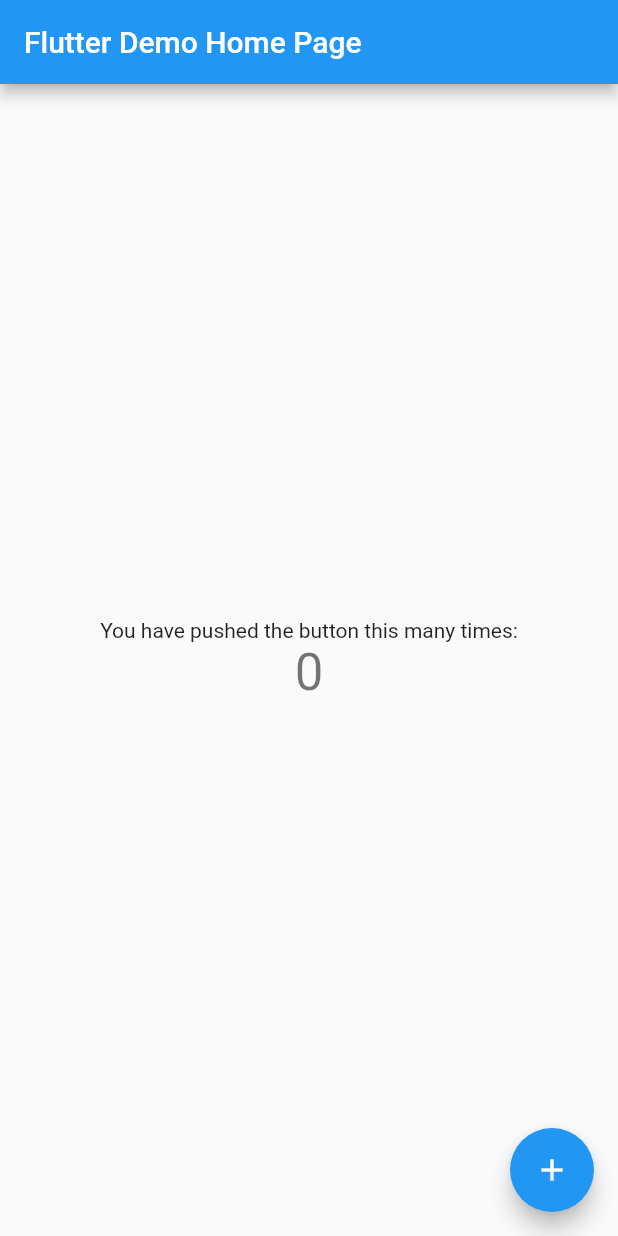
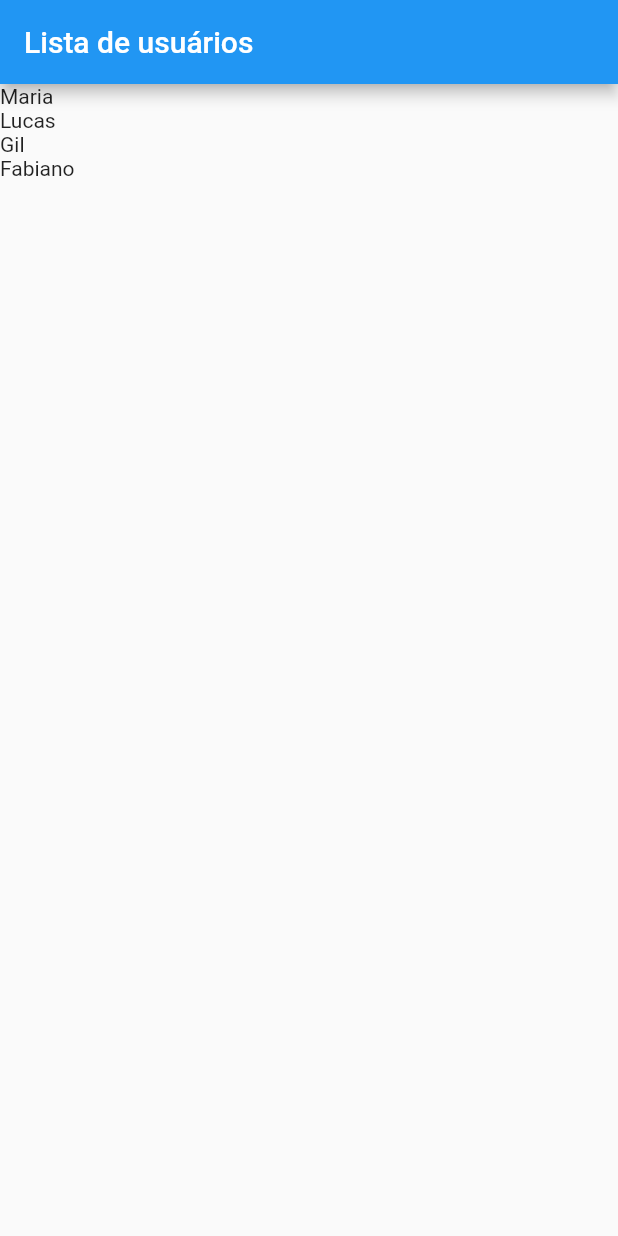
Before and after one commit to diegominelli/MinhaNovaAplicacao, a Flutter app: the screen it shows after launch, on a phone screen of 412 x 824 dp. Run offline on Flutter 3.47's test engine with Material 2 defaults, Android fonts, the phone set to English and light mode, and no system bars.

Commit message:
lista de usuarios

```diff
--- a/lib/main.dart
+++ b/lib/main.dart
@@ -1,4 +1,5 @@
 import 'package:flutter/material.dart';
+import 'package:minhanovaaplicacao/views/user_list.dart';
 
 void main() {
   runApp(const MyApp());
@@ -7,109 +8,14 @@
 class MyApp extends StatelessWidget {
   const MyApp({Key? key}) : super(key: key);
 
-  // This widget is the root of your application.
   @override
   Widget build(BuildContext context) {
     return MaterialApp(
       title: 'Flutter Demo',
       theme: ThemeData(
-        // This is the theme of your application.
-        //
-        // Try running your application with "flutter run". You'll see the
-        // application has a blue toolbar. Then, without quitting the app, try
-        // changing the primarySwatch below to Colors.green and then invoke
-        // "hot reload" (press "r" in the console where you ran "flutter run",
-        // or simply save your changes to "hot reload" in a Flutter IDE).
-        // Notice that the counter didn't reset back to zero; the application
-        // is not restarted.
         primarySwatch: Colors.blue,
       ),
-      home: const MyHomePage(title: 'Flutter Demo Home Page'),
+      home: const UserList(),
     );
   }
 }
-
-class MyHomePage extends StatefulWidget {
-  const MyHomePage({Key? key, required this.title}) : super(key: key);
-
-  // This widget is the home page of your application. It is stateful, meaning
-  // that it has a State object (defined below) that contains fields that affect
-  // how it looks.
-
-  // This class is the configuration for the state. It holds the values (in this
-  // case the title) provided by the parent (in this case the App widget) and
-  // used by the build method of the State. Fields in a Widget subclass are
-  // always marked "final".
-
-  final String title;
-
-  @override
-  State<MyHomePage> createState() => _MyHomePageState();
-}
-
-class _MyHomePageState extends State<MyHomePage> {
-  int _counter = 0;
-
-  void _incrementCounter() {
-    setState(() {
-      // This call to setState tells the Flutter framework that something has
-      // changed in this State, which causes it to rerun the build method below
-      // so that the display can reflect the updated values. If we changed
-      // _counter without calling setState(), then the build method would not be
-      // called again, and so nothing would appear to happen.
-      _counter++;
-    });
-  }
-
-  @override
-  Widget build(BuildContext context) {
-    // This method is rerun every time setState is called, for instance as done
-    // by the _incrementCounter method above.
-    //
-    // The Flutter framework has been optimized to make rerunning build methods
-    // fast, so that you can just rebuild anything that needs updating rather
-    // than having to individually change instances of widgets.
-    return Scaffold(
-      appBar: AppBar(
-        // Here we take the value from the MyHomePage object that was created by
-        // the App.build method, and use it to set our appbar title.
-        title: Text(widget.title),
-      ),
-      body: Center(
-        // Center is a layout widget. It takes a single child and positions it
-        // in the middle of the parent.
-        child: Column(
-          // Column is also a layout widget. It takes a list of children and
-          // arranges them vertically. By default, it sizes itself to fit its
-          // children horizontally, and tries to be as tall as its parent.
-          //
-          // Invoke "debug painting" (press "p" in the console, choose the
-          // "Toggle Debug Paint" action from the Flutter Inspector in Android
-          // Studio, or the "Toggle Debug Paint" command in Visual Studio Code)
-          // to see the wireframe for each widget.
-          //
-          // Column has various properties to control how it sizes itself and
-          // how it positions its children. Here we use mainAxisAlignment to
-          // center the children vertically; the main axis here is the vertical
-          // axis because Columns are vertical (the cross axis would be
-          // horizontal).
-          mainAxisAlignment: MainAxisAlignment.center,
-          children: <Widget>[
-            const Text(
-              'You have pushed the button this many times:',
-            ),
-            Text(
-              '$_counter',
-              style: Theme.of(context).textTheme.headline4,
-            ),
-          ],
-        ),
-      ),
-      floatingActionButton: FloatingActionButton(
-        onPressed: _incrementCounter,
-        tooltip: 'Increment',
-        child: const Icon(Icons.add),
-      ), // This trailing comma makes auto-formatting nicer for build methods.
-    );
-  }
-}
--- /dev/null
+++ b/lib/views/user_list.dart
@@ -0,0 +1,20 @@
+import 'package:flutter/material.dart';
+import 'package:minhanovaaplicacao/data/dummy_users.dart';
+
+class UserList extends StatelessWidget {
+  const UserList({Key? key}) : super(key: key);
+
+  @override
+  Widget build(BuildContext context) {
+    const users = {...DUMMY_USERS};
+    return Scaffold(
+      appBar: AppBar(
+        title: const Text("Lista de usuários"),
+      ),
+      body: ListView.builder(
+        itemCount: users.length,
+        itemBuilder: (ctx, i) => Text(users.values.elementAt(i).nome),
+      ),
+    );
+  }
+}
```
